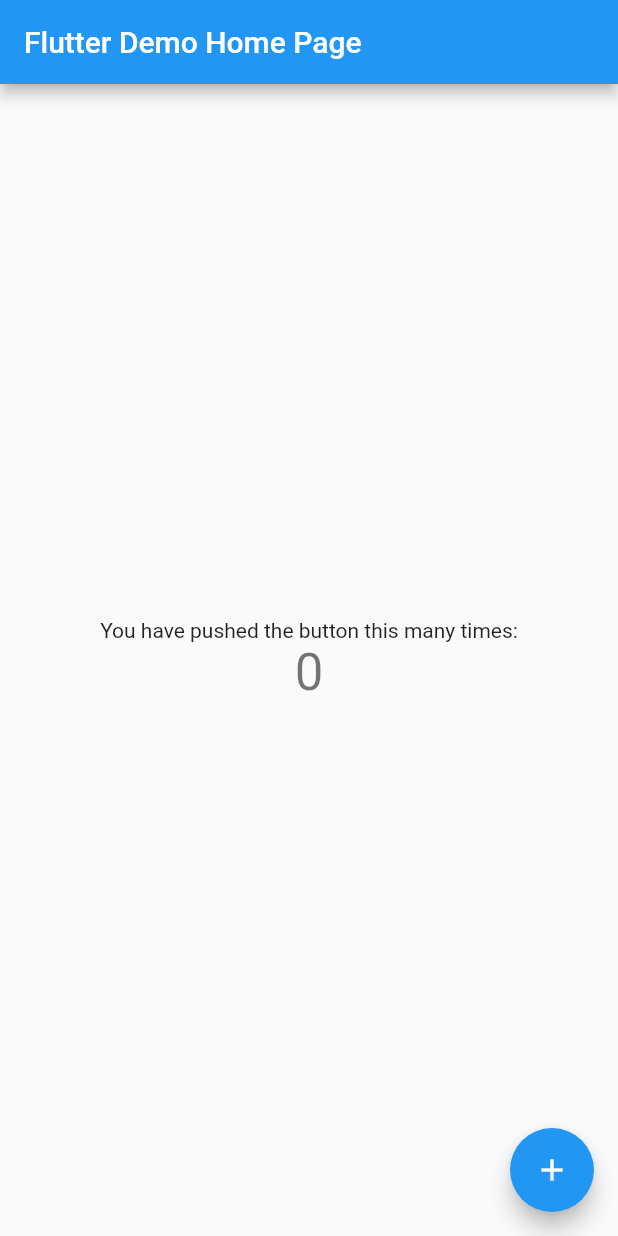
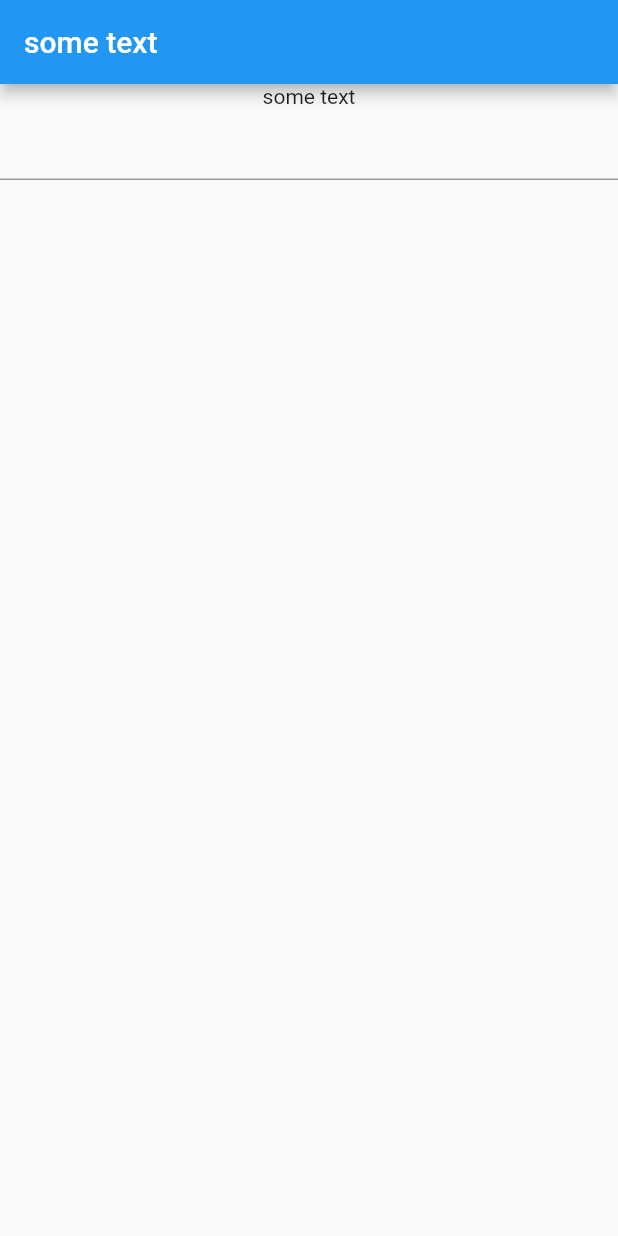
Before and after one commit to narutoshi01/provider_demo_flutter, a Flutter app: the screen it shows after launch, on a phone screen of 412 x 824 dp. Run offline on Flutter 3.47's test engine with Material 2 defaults, Android fonts, the phone set to English and light mode, and no system bars.

Commit message:
create UI

```diff
--- a/lib/main.dart
+++ b/lib/main.dart
@@ -3,109 +3,63 @@ import 'package:flutter/material.dart';
 void main() => runApp(MyApp());
 
 class MyApp extends StatelessWidget {
-  // This widget is the root of your application.
   @override
   Widget build(BuildContext context) {
     return MaterialApp(
-      title: 'Flutter Demo',
-      theme: ThemeData(
-        // This is the theme of your application.
-        //
-        // Try running your application with "flutter run". You'll see the
-        // application has a blue toolbar. Then, without quitting the app, try
-        // changing the primarySwatch below to Colors.green and then invoke
-        // "hot reload" (press "r" in the console where you ran "flutter run",
-        // or simply save your changes to "hot reload" in a Flutter IDE).
-        // Notice that the counter didn't reset back to zero; the application
-        // is not restarted.
-        primarySwatch: Colors.blue,
+      home: Scaffold(
+        appBar: AppBar(
+          title: MyText(),
+        ),
+        body: Level1(),
       ),
-      home: MyHomePage(title: 'Flutter Demo Home Page'),
     );
   }
 }
 
-class MyHomePage extends StatefulWidget {
-  MyHomePage({Key key, this.title}) : super(key: key);
-
-  // This widget is the home page of your application. It is stateful, meaning
-  // that it has a State object (defined below) that contains fields that affect
-  // how it looks.
-
-  // This class is the configuration for the state. It holds the values (in this
-  // case the title) provided by the parent (in this case the App widget) and
-  // used by the build method of the State. Fields in a Widget subclass are
-  // always marked "final".
-
-  final String title;
-
-  @override
-  _MyHomePageState createState() => _MyHomePageState();
-}
-
-class _MyHomePageState extends State<MyHomePage> {
-  int _counter = 0;
-
-  void _incrementCounter() {
-    setState(() {
-      // This call to setState tells the Flutter framework that something has
-      // changed in this State, which causes it to rerun the build method below
-      // so that the display can reflect the updated values. If we changed
-      // _counter without calling setState(), then the build method would not be
-      // called again, and so nothing would appear to happen.
-      _counter++;
-    });
-  }
-
+class Level1 extends StatelessWidget {
   @override
   Widget build(BuildContext context) {
-    // This method is rerun every time setState is called, for instance as done
-    // by the _incrementCounter method above.
-    //
-    // The Flutter framework has been optimized to make rerunning build methods
-    // fast, so that you can just rebuild anything that needs updating rather
-    // than having to individually change instances of widgets.
-    return Scaffold(
-      appBar: AppBar(
-        // Here we take the value from the MyHomePage object that was created by
-        // the App.build method, and use it to set our appbar title.
-        title: Text(widget.title),
-      ),
-      body: Center(
-        // Center is a layout widget. It takes a single child and positions it
-        // in the middle of the parent.
-        child: Column(
-          // Column is also a layout widget. It takes a list of children and
-          // arranges them vertically. By default, it sizes itself to fit its
-          // children horizontally, and tries to be as tall as its parent.
-          //
-          // Invoke "debug painting" (press "p" in the console, choose the
-          // "Toggle Debug Paint" action from the Flutter Inspector in Android
-          // Studio, or the "Toggle Debug Paint" command in Visual Studio Code)
-          // to see the wireframe for each widget.
-          //
-          // Column has various properties to control how it sizes itself and
-          // how it positions its children. Here we use mainAxisAlignment to
-          // center the children vertically; the main axis here is the vertical
-          // axis because Columns are vertical (the cross axis would be
-          // horizontal).
-          mainAxisAlignment: MainAxisAlignment.center,
-          children: <Widget>[
-            Text(
-              'You have pushed the button this many times:',
-            ),
-            Text(
-              '$_counter',
-              style: Theme.of(context).textTheme.display1,
-            ),
-          ],
-        ),
-      ),
-      floatingActionButton: FloatingActionButton(
-        onPressed: _incrementCounter,
-        tooltip: 'Increment',
-        child: Icon(Icons.add),
-      ), // This trailing comma makes auto-formatting nicer for build methods.
+    return Container(
+      child: Level2(),
     );
   }
 }
+
+class Level2 extends StatelessWidget {
+  @override
+  Widget build(BuildContext context) {
+    return Container(
+      child: Column(
+        children: <Widget>[
+          Level3(),
+          MyTextField(),
+        ],
+      ),
+    );
+  }
+}
+
+class Level3 extends StatelessWidget {
+  @override
+  Widget build(BuildContext context) {
+    return Container(
+      child: Text('some text'),
+    );
+  }
+}
+
+class MyTextField extends StatelessWidget {
+  @override
+  Widget build(BuildContext context) {
+    return TextField(
+      onChanged: (newValue) {},
+    );
+  }
+}
+
+class MyText extends StatelessWidget {
+  @override
+  Widget build(BuildContext context) {
+    return Text('some text');
+  }
+}
```
